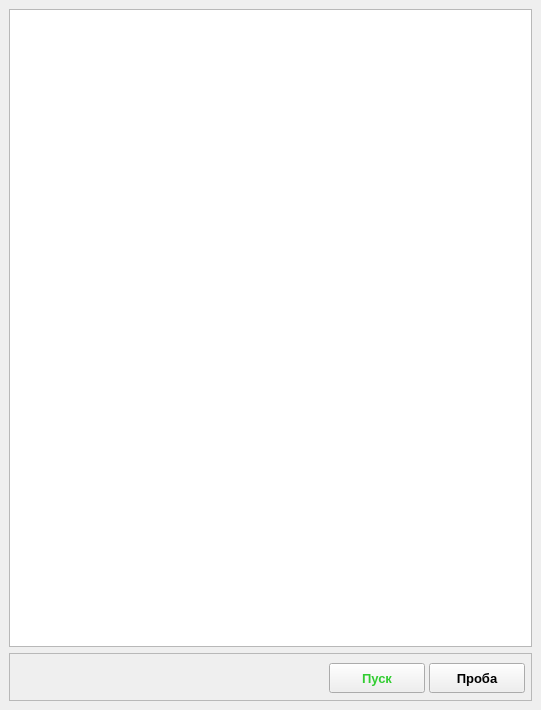
First picture: the form in zMenu/src/FMain.ui, repository Zurg-13/cpp, before the edit.
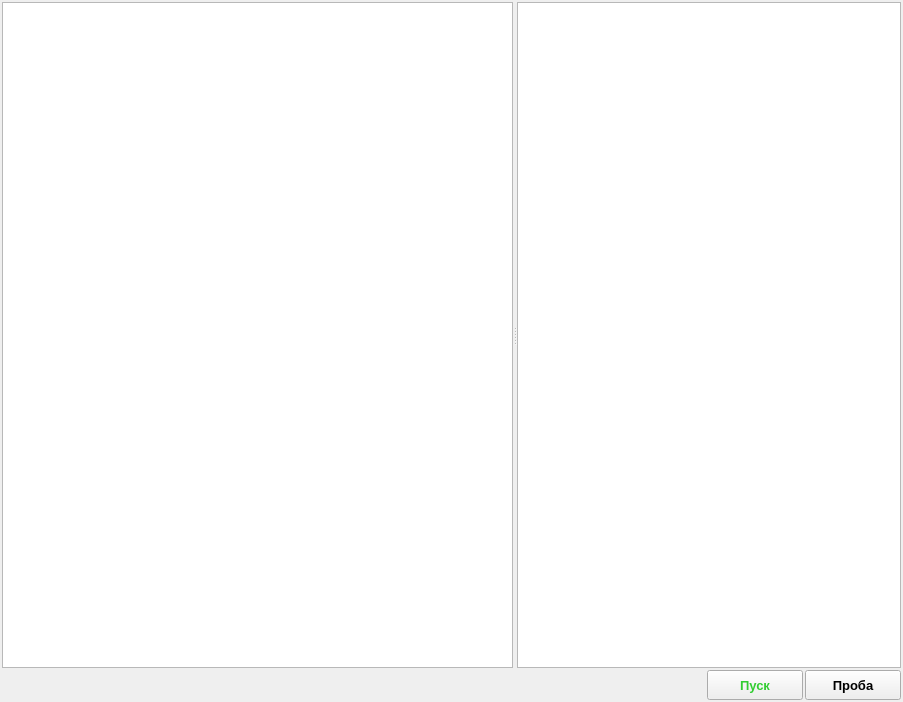
Second picture: the form after the edit.

Patch:
```diff
--- a/zMenu/src/FMain.ui
+++ b/zMenu/src/FMain.ui
@@ -6,8 +6,8 @@
    <rect>
     <x>0</x>
     <y>0</y>
-    <width>541</width>
-    <height>710</height>
+    <width>903</width>
+    <height>702</height>
    </rect>
   </property>
   <property name="windowTitle">
@@ -15,13 +15,55 @@
   </property>
   <widget class="QWidget" name="cw">
    <layout class="QVBoxLayout" name="verticalLayout" stretch="1,0">
+    <property name="spacing">
+     <number>2</number>
+    </property>
+    <property name="leftMargin">
+     <number>2</number>
+    </property>
+    <property name="topMargin">
+     <number>2</number>
+    </property>
+    <property name="rightMargin">
+     <number>2</number>
+    </property>
+    <property name="bottomMargin">
+     <number>2</number>
+    </property>
     <item>
-     <widget class="QListWidget" name="lw">
-      <property name="sizePolicy">
-       <sizepolicy hsizetype="Preferred" vsizetype="Preferred">
-        <horstretch>0</horstretch>
-        <verstretch>0</verstretch>
-       </sizepolicy>
+     <widget class="QSplitter" name="spl">
+      <property name="orientation">
+       <enum>Qt::Horizontal</enum>
+      </property>
+      <widget class="QWidget" name="verticalLayoutWidget_2">
+       <layout class="QVBoxLayout" name="lyLft">
+        <property name="spacing">
+         <number>2</number>
+        </property>
+        <item>
+         <widget class="QTableWidget" name="twItem">
+          <property name="minimumSize">
+           <size>
+            <width>192</width>
+            <height>100</height>
+           </size>
+          </property>
+         </widget>
+        </item>
+       </layout>
+      </widget>
+      <widget class="QWidget" name="verticalLayoutWidget">
+       <layout class="QVBoxLayout" name="lyRgt">
+        <property name="spacing">
+         <number>2</number>
+        </property>
+        <item>
+         <widget class="QListWidget" name="lwMenu">
+          <property name="minimumSize">
+           <size>
+            <width>192</width>
+            <height>100</height>
+           </size>
       </property>
       <property name="sizeAdjustPolicy">
        <enum>QAbstractScrollArea::AdjustToContents</enum>
@@ -34,67 +76,30 @@
       </property>
      </widget>
     </item>
+       </layout>
+      </widget>
+     </widget>
+    </item>
     <item>
-     <widget class="QFrame" name="frBtm">
-      <property name="minimumSize">
-       <size>
-        <width>0</width>
-        <height>48</height>
-       </size>
+     <layout class="QHBoxLayout" name="lyBtm">
+      <property name="spacing">
+       <number>2</number>
       </property>
-      <property name="maximumSize">
-       <size>
-        <width>16777215</width>
-        <height>48</height>
-       </size>
-      </property>
-      <property name="frameShape">
-       <enum>QFrame::StyledPanel</enum>
-      </property>
-      <property name="frameShadow">
-       <enum>QFrame::Raised</enum>
-      </property>
-      <widget class="QPushButton" name="btTest">
-       <property name="geometry">
-        <rect>
-         <x>420</x>
-         <y>10</y>
-         <width>96</width>
-         <height>30</height>
-        </rect>
-       </property>
-       <property name="minimumSize">
+      <item>
+       <spacer name="spc">
+        <property name="orientation">
+         <enum>Qt::Horizontal</enum>
+        </property>
+        <property name="sizeHint" stdset="0">
         <size>
-         <width>96</width>
-         <height>30</height>
-        </size>
-       </property>
-       <property name="maximumSize">
-        <size>
-         <width>96</width>
-         <height>30</height>
-        </size>
-       </property>
-       <property name="font">
-        <font>
-         <pointsize>10</pointsize>
-         <weight>75</weight>
-         <bold>true</bold>
-        </font>
-       </property>
-       <property name="text">
-        <string>Проба</string>
-       </property>
-      </widget>
+          <width>382</width>
+          <height>20</height>
+         </size>
+        </property>
+       </spacer>
+      </item>
+      <item>
       <widget class="QPushButton" name="btRun">
-       <property name="geometry">
-        <rect>
-         <x>320</x>
-         <y>10</y>
-         <width>96</width>
-         <height>30</height>
-        </rect>
-       </property>
        <property name="minimumSize">
         <size>
          <width>96</width>
@@ -121,7 +126,34 @@
         <string>Пуск</string>
        </property>
       </widget>
-     </widget>
+      </item>
+      <item>
+       <widget class="QPushButton" name="btTest">
+        <property name="minimumSize">
+         <size>
+          <width>96</width>
+          <height>30</height>
+         </size>
+        </property>
+        <property name="maximumSize">
+         <size>
+          <width>96</width>
+          <height>30</height>
+         </size>
+        </property>
+        <property name="font">
+         <font>
+          <pointsize>10</pointsize>
+          <weight>75</weight>
+          <bold>true</bold>
+         </font>
+        </property>
+        <property name="text">
+         <string>Проба</string>
+        </property>
+       </widget>
+      </item>
+     </layout>
     </item>
    </layout>
   </widget>
```
Lines whose indentation alone changed are shown as unchanged.
